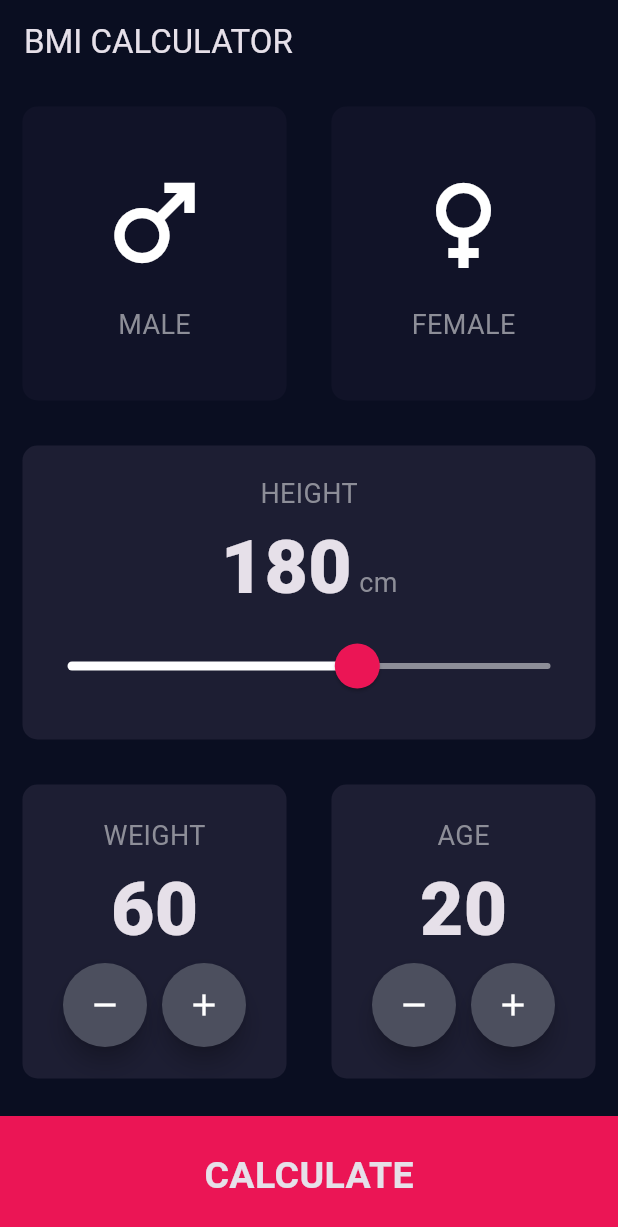
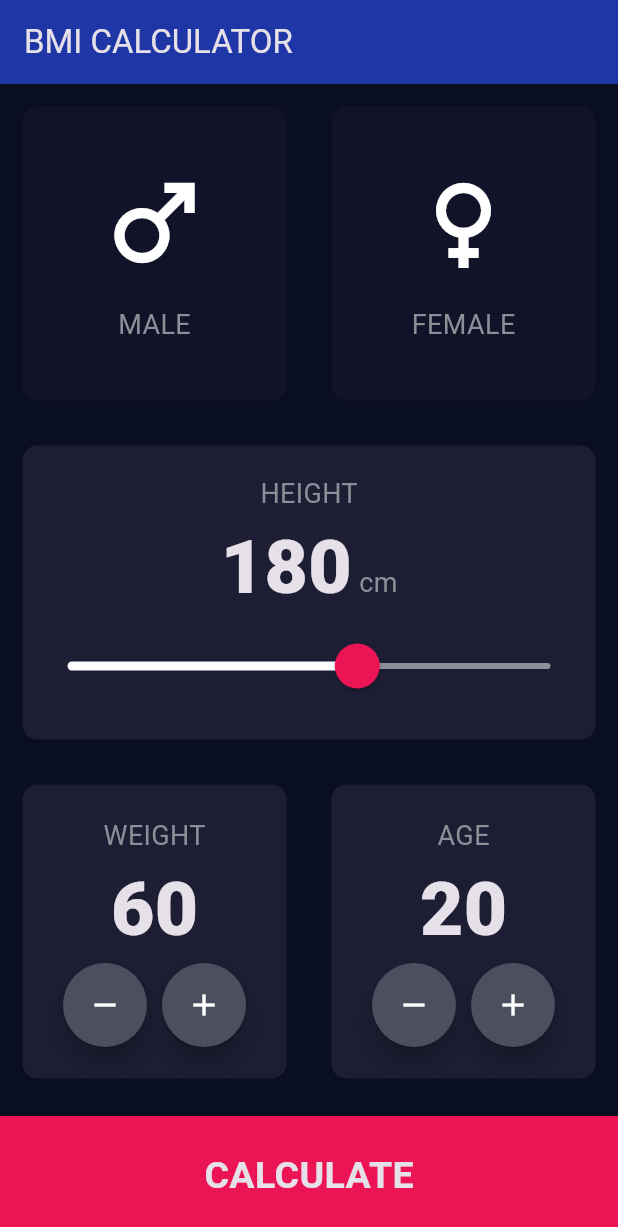
Before and after one commit to VikramadityaRajput/flutter-bootcamp, a Flutter app: the screen it shows after launch, on a phone screen of 412 x 824 dp. Shown: the top 1227 px of the screen. Run offline on Flutter 3.47's test engine with Material 3 defaults, Android fonts, the phone set to English and light mode, and no system bars; our stand-ins replace audioplayers, cloud_firestore, firebase_auth, firebase_core; accounts and stored records are empty; generated files the repository leaves out were written again.

Commit message:
Tweak BMI Calculator app bar color

```diff
--- a/bmi_calculator/lib/main.dart
+++ b/bmi_calculator/lib/main.dart
@@ -14,7 +14,7 @@ class BMICalculator extends StatelessWidget {
       theme: ThemeData.dark().copyWith(
         scaffoldBackgroundColor: const Color(0xFF0A0E21),
         appBarTheme: const AppBarTheme(
-          backgroundColor: Color(0xFF0A0E21),
+          backgroundColor: Color.fromARGB(255, 31, 54, 167),
         ),
       ),
       home: const InputPage(),
```
